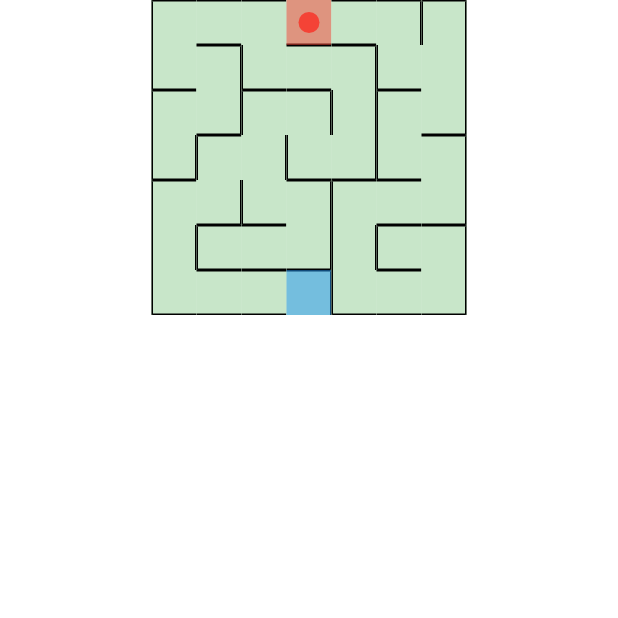
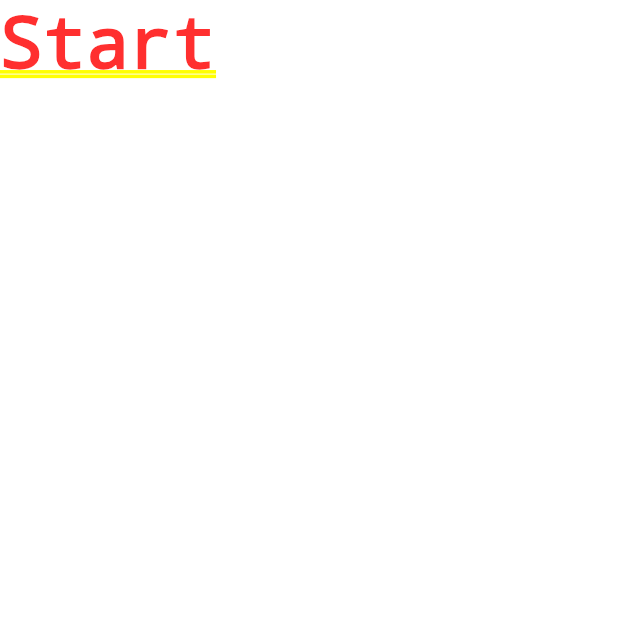
Before and after one commit to lkandrea/flutter_slidiv, a Flutter app: the screen it shows after launch, on a phone screen of 412 x 824 dp, the top half of it. Run offline on Flutter 3.47's test engine with Material 2 defaults, Android fonts, the phone set to English and light mode, and no system bars.

Commit message:
Adding tutorial page

```diff
--- /dev/null
+++ b/lib/common/navigation/navigation_util.dart
@@ -0,0 +1,9 @@
+import 'package:flutter/material.dart';
+
+class NavigationUtil {
+  static void push(BuildContext context, Widget destination) {
+    Navigator.push(context, MaterialPageRoute(builder: (context) {
+      return destination;
+    }));
+  }
+}
--- a/lib/main.dart
+++ b/lib/main.dart
@@ -1,22 +1,19 @@
 import 'package:flutter/material.dart';
-import 'package:slidiv/data/rectangular_maze_7x7_data.dart';
-import 'package:slidiv/maze_widget/rectangular_maze.dart';
+import 'package:slidiv/tutorial_page/tutorial_page.dart';
 
 void main() {
-  runApp(const MyApp());
+  runApp(const SlidivApp());
 }
 
-class MyApp extends StatelessWidget {
-  const MyApp({Key? key}) : super(key: key);
+class SlidivApp extends StatelessWidget {
+  const SlidivApp({Key? key}) : super(key: key);
 
   @override
   Widget build(BuildContext context) {
     return MaterialApp(
-      title: 'Flutter Demo',
-      theme: ThemeData(
-        primarySwatch: Colors.blue,
-      ),
-      home: RectangularMaze(RectangularMaze7x7()),
+      title: 'Slidiv',
+      theme: ThemeData(primarySwatch: Colors.blue),
+      home: const TutorialPage(),
     );
   }
 }
--- a/lib/maze_widget/rectangular_maze.dart
+++ b/lib/maze_widget/rectangular_maze.dart
@@ -28,8 +28,7 @@ class _RectangularMazeState extends State<RectangularMaze> {
   final List<List<RectangularTile>> _mazeMap = [];
   final _mazeColor = Colors.green.shade100;
 
-  late final List<List<Direction?>> _mazeMovements =
-      _initMazeMovements();
+  late final List<List<Direction?>> _mazeMovements = _initMazeMovements();
   late int _currentX = widget.initialX;
   late int _currentY = widget.initialY;
 
--- /dev/null
+++ b/lib/tutorial_page/tutorial_page.dart
@@ -0,0 +1,23 @@
+import 'package:flutter/material.dart';
+import 'package:slidiv/common/navigation/navigation_util.dart';
+import 'package:slidiv/data/rectangular_maze_7x7_data.dart';
+import 'package:slidiv/maze_widget/rectangular_maze.dart';
+
+class TutorialPage extends StatelessWidget {
+  const TutorialPage({Key? key}) : super(key: key);
+
+  @override
+  Widget build(BuildContext context) {
+    return GestureDetector(
+      onTap: () => _handleStartMaze(context),
+      child: Text("Start"),
+    );
+  }
+
+  void _handleStartMaze(BuildContext context) {
+    final _mazeData = RectangularMaze7x7();
+    final _mazeMap = RectangularMaze(_mazeData);
+
+    NavigationUtil.push(context, _mazeMap);
+  }
+}
```
Also changed, not shown: 1 other file.
